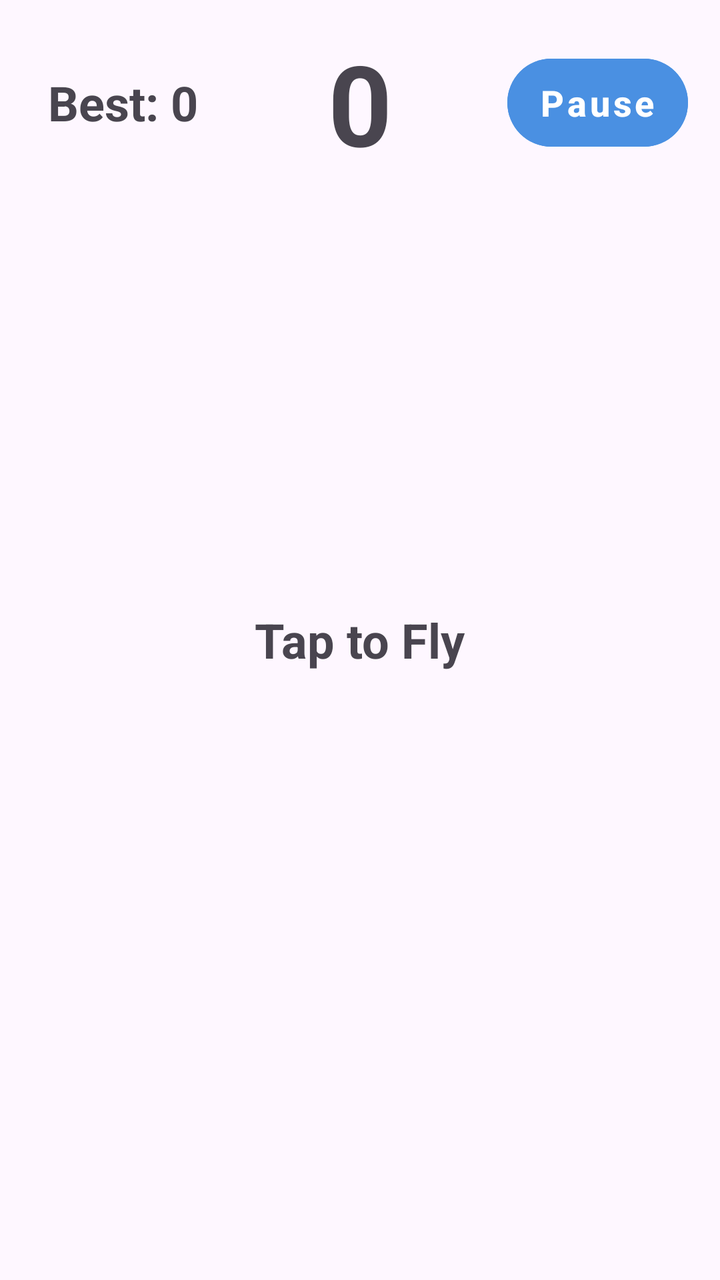
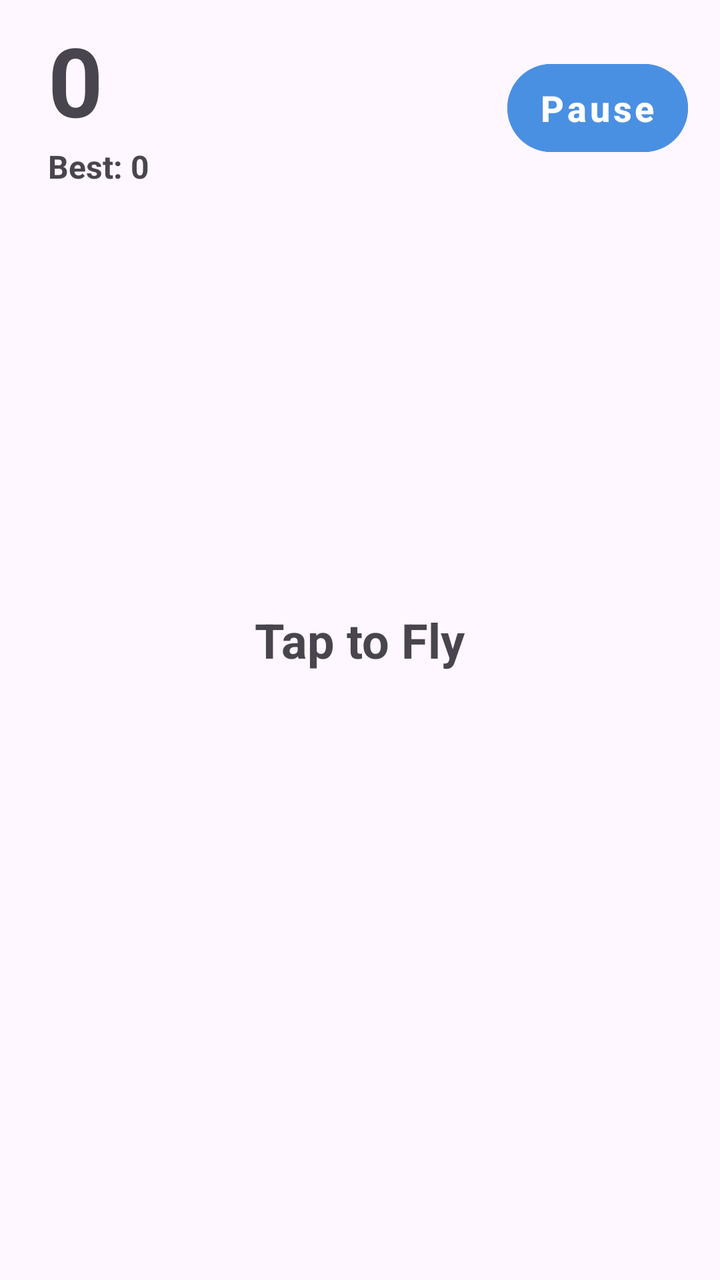

Two renders of the same Android screen: before a commit and after it. Below are the layout's source before the change and the commit's diff.
<!-- AndroidManifest.xml: activity theme Theme.OwnPhotoONWall -->
<!-- res/layout/activity_flappy_bird.xml -->
<?xml version="1.0" encoding="utf-8"?>
<RelativeLayout xmlns:android="http://schemas.android.com/apk/res/android"
    xmlns:app="http://schemas.android.com/apk/res-auto"
    android:id="@+id/flappyRoot"
    android:layout_width="match_parent"
    android:layout_height="match_parent"
    android:fitsSystemWindows="true">

    
    <FrameLayout
        android:id="@+id/gameContainer"
        android:layout_width="match_parent"
        android:layout_height="match_parent" />

    
    <RelativeLayout
        android:id="@+id/topHud"
        android:layout_width="match_parent"
        android:layout_height="wrap_content"
        android:layout_alignParentTop="true"
        android:paddingStart="24dp"
        android:paddingEnd="16dp"
        android:paddingTop="16dp"
        android:paddingBottom="12dp"
        android:elevation="4dp">

        <TextView
            android:id="@+id/tvHighScore"
            android:layout_width="wrap_content"
            android:layout_height="wrap_content"
            android:layout_alignParentStart="true"
            android:layout_centerVertical="true"
            android:text="Best: 0"
            android:textSize="24sp"
            android:textStyle="bold" />

        <TextView
            android:id="@+id/tvCurrentScore"
            android:layout_width="wrap_content"
            android:layout_height="wrap_content"
            android:layout_centerInParent="true"
            android:text="0"
            android:textSize="56sp"
            android:textStyle="bold" />

        <Button
            android:id="@+id/btnPause"
            style="@style/ModernButtonStyle"
            android:layout_width="wrap_content"
            android:layout_height="56dp"
            android:layout_alignParentEnd="true"
            android:layout_centerVertical="true"
            android:paddingHorizontal="24dp"
            android:backgroundTint="#4A90E2"
            android:textColor="#FFFFFF"
            android:textSize="18sp"
            android:textStyle="bold"
            android:text="Pause" />
    </RelativeLayout>

    
    <RelativeLayout
        android:id="@+id/pauseOverlay"
        android:layout_width="match_parent"
        android:layout_height="match_parent"
        android:background="#99000000"
        android:visibility="gone"
        android:elevation="10dp"
        android:clipToPadding="false"
        android:clipChildren="false">

        
        <LinearLayout
            android:id="@+id/pauseCard"
            android:layout_width="match_parent"
            android:layout_height="wrap_content"
            android:layout_marginHorizontal="28dp"
            android:layout_centerInParent="true"
            android:orientation="vertical"
            android:paddingTop="32dp"
            android:paddingBottom="44dp"
            android:paddingHorizontal="24dp"
            android:gravity="center"
            android:clipToPadding="false">

            <TextView
                android:id="@+id/tvPauseTitle"
                android:layout_width="wrap_content"
                android:layout_height="wrap_content"
                android:text="PAUSED"
                android:textSize="26sp"
                android:textStyle="bold"
                android:gravity="center"
                android:layout_marginBottom="24dp" />

            <Button
                android:id="@+id/btnResume"
                style="@style/ModernButtonStyle"
                android:layout_width="match_parent"
                android:layout_height="56dp"
                android:textSize="16sp"
                android:backgroundTint="#34C759"
                android:textColor="#FFFFFF"
                android:text="Resume Game" />

            <Button
                android:id="@+id/btnQuitFromPause"
                style="@style/ModernButtonStyle"
                android:layout_width="match_parent"
                android:layout_height="56dp"
                android:textSize="16sp"
                android:backgroundTint="#FF3B30"
                android:textColor="#FFFFFF"
                android:layout_marginTop="12dp"
                android:text="Quit to Menu" />
        </LinearLayout>
    </RelativeLayout>

    
    <RelativeLayout
        android:id="@+id/gameOverOverlay"
        android:layout_width="match_parent"
        android:layout_height="match_parent"
        android:background="#99000000"
        android:visibility="gone"
        android:elevation="10dp"
        android:clipToPadding="false"
        android:clipChildren="false">

        
        <LinearLayout
            android:id="@+id/gameOverCard"
            android:layout_width="match_parent"
            android:layout_height="wrap_content"
            android:layout_marginHorizontal="28dp"
            android:layout_centerInParent="true"
            android:orientation="vertical"
            android:paddingTop="32dp"
            android:paddingBottom="44dp"
            android:paddingHorizontal="24dp"
            android:gravity="center"
            android:clipToPadding="false">

            <TextView
                android:id="@+id/tvGameOverTitle"
                android:layout_width="match_parent"
                android:layout_height="wrap_content"
                android:text="GAME OVER"
                android:textStyle="bold"
                android:textSize="32sp"
                android:gravity="center"
                android:layout_marginBottom="8dp" />

            
            <TextView
                android:id="@+id/tvNewHighScoreBanner"
                android:layout_width="wrap_content"
                android:layout_height="wrap_content"
                android:text="🏆 NEW HIGH SCORE! 🏆"
                android:textColor="#FFD700"
                android:textSize="18sp"
                android:textStyle="bold"
                android:gravity="center"
                android:visibility="gone"
                android:layout_marginBottom="16dp" />

            <TextView
                android:id="@+id/tvFinalScore"
                android:layout_width="wrap_content"
                android:layout_height="wrap_content"
                android:text="Score: 0"
                android:textSize="22sp"
                android:layout_marginBottom="24dp" />

            <Button
                android:id="@+id/btnRestart"
                style="@style/ModernButtonStyle"
                android:layout_width="match_parent"
                android:layout_height="56dp"
                android:textSize="16sp"
                android:backgroundTint="#4A90E2"
                android:textColor="#FFFFFF"
                android:text="Play Again" />

            <Button
                android:id="@+id/btnQuit"
                style="@style/ModernButtonStyle"
                android:layout_width="match_parent"
                android:layout_height="56dp"
                android:textSize="16sp"
                android:layout_marginTop="12dp"
                android:text="Quit" />
        </LinearLayout>
    </RelativeLayout>

    
    <TextView
        android:id="@+id/tvTapToStart"
        android:layout_width="wrap_content"
        android:layout_height="wrap_content"
        android:layout_centerInParent="true"
        android:text="Tap to Fly"
        android:textSize="24sp"
        android:textStyle="bold"
        android:elevation="2dp" />

</RelativeLayout>
<!-- resources referenced by this layout -->
<resources>
  <style name="ModernButtonStyle" parent="Widget.MaterialComponents.Button.TextButton">
          <item name="android:layout_width">match_parent</item>
          <item name="android:layout_height">45dp</item>
          
          <item name="android:paddingStart">16dp</item>
          <item name="android:paddingEnd">16dp</item>
          <item name="android:textSize">12sp</item>
          <item name="android:textStyle">bold</item>
          <item name="android:textAllCaps">false</item>
          <item name="android:layout_marginBottom">12dp</item>
          <item name="cornerFamily">rounded</item>
          <item name="cornerRadius">24dp</item>
          <item name="android:textColor">?android:attr/textColorPrimary</item>
          <item name="backgroundTint">?android:attr/colorAccent</item>
      </style>
  <style name="Theme.OwnPhotoONWall" parent="Base.Theme.OwnPhotoONWall" />
  <style name="Base.Theme.OwnPhotoONWall" parent="Theme.Material3.DayNight.NoActionBar">
          <item name="android:windowActivityTransitions">true</item>
          <item name="android:windowContentTransitions">true</item>
      </style>
</resources>

<!-- the commit's change to res/layout/activity_flappy_bird.xml (unified diff, before → after) -->
@@ -24,24 +24,32 @@
         android:paddingBottom="12dp"
         android:elevation="4dp">
 
-        <TextView
-            android:id="@+id/tvHighScore"
+        
+        <LinearLayout
             android:layout_width="wrap_content"
             android:layout_height="wrap_content"
+            android:orientation="vertical"
             android:layout_alignParentStart="true"
-            android:layout_centerVertical="true"
-            android:text="Best: 0"
-            android:textSize="24sp"
-            android:textStyle="bold" />
-
-        <TextView
-            android:id="@+id/tvCurrentScore"
-            android:layout_width="wrap_content"
-            android:layout_height="wrap_content"
-            android:layout_centerInParent="true"
-            android:text="0"
-            android:textSize="56sp"
-            android:textStyle="bold" />
+            android:layout_centerVertical="true">
+
+            <TextView
+                android:id="@+id/tvCurrentScore"
+                android:layout_width="wrap_content"
+                android:layout_height="wrap_content"
+                android:text="0"
+                android:textSize="48sp"
+                android:textStyle="bold"
+                android:includeFontPadding="false" />
+
+            <TextView
+                android:id="@+id/tvHighScore"
+                android:layout_width="wrap_content"
+                android:layout_height="wrap_content"
+                android:text="Best: 0"
+                android:textSize="16sp"
+                android:textStyle="bold"
+                android:layout_marginTop="2dp" />
+        </LinearLayout>
 
         <Button
             android:id="@+id/btnPause"
@@ -69,51 +77,69 @@
         android:clipToPadding="false"
         android:clipChildren="false">
 
-        
-        <LinearLayout
-            android:id="@+id/pauseCard"
+        <ScrollView
             android:layout_width="match_parent"
             android:layout_height="wrap_content"
+            android:layout_centerInParent="true"
             android:layout_marginHorizontal="28dp"
-            android:layout_centerInParent="true"
-            android:orientation="vertical"
-            android:paddingTop="32dp"
-            android:paddingBottom="44dp"
-            android:paddingHorizontal="24dp"
-            android:gravity="center"
+            android:scrollbars="none"
             android:clipToPadding="false">
 
-            <TextView
-                android:id="@+id/tvPauseTitle"
-                android:layout_width="wrap_content"
-                android:layout_height="wrap_content"
-                android:text="PAUSED"
-                android:textSize="26sp"
-                android:textStyle="bold"
+            <LinearLayout
+                android:id="@+id/pauseCard"
+                android:layout_width="match_parent"
+                android:layout_height="wrap_content"
+                android:orientation="vertical"
+                android:paddingTop="32dp"
+                android:paddingBottom="44dp"
+                android:paddingHorizontal="24dp"
                 android:gravity="center"
-                android:layout_marginBottom="24dp" />
-
-            <Button
-                android:id="@+id/btnResume"
-                style="@style/ModernButtonStyle"
-                android:layout_width="match_parent"
-                android:layout_height="56dp"
-                android:textSize="16sp"
-                android:backgroundTint="#34C759"
-                android:textColor="#FFFFFF"
-                android:text="Resume Game" />
-
-            <Button
-                android:id="@+id/btnQuitFromPause"
-                style="@style/ModernButtonStyle"
-                android:layout_width="match_parent"
-                android:layout_height="56dp"
-                android:textSize="16sp"
-                android:backgroundTint="#FF3B30"
-                android:textColor="#FFFFFF"
-                android:layout_marginTop="12dp"
-                android:text="Quit to Menu" />
-        </LinearLayout>
+                android:clipToPadding="false">
+
+                <TextView
+                    android:id="@+id/tvPauseTitle"
+                    android:layout_width="wrap_content"
+                    android:layout_height="wrap_content"
+                    android:text="PAUSED"
+                    android:textSize="26sp"
+                    android:textStyle="bold"
+                    android:gravity="center"
+                    android:layout_marginBottom="24dp" />
+
+                <Button
+                    android:id="@+id/btnResume"
+                    style="@style/ModernButtonStyle"
+                    android:layout_width="match_parent"
+                    android:layout_height="56dp"
+                    android:textSize="16sp"
+                    android:backgroundTint="#34C759"
+                    android:textColor="#FFFFFF"
+                    android:text="Resume Game" />
+
+                
+                <Button
+                    android:id="@+id/btnToggleVibration"
+                    style="@style/ModernButtonStyle"
+                    android:layout_width="match_parent"
+                    android:layout_height="56dp"
+                    android:textSize="16sp"
+                    android:backgroundTint="#8E8E93"
+                    android:textColor="#FFFFFF"
+                    android:layout_marginTop="12dp"
+                    android:text="Vibration: ON" />
+
+                <Button
+                    android:id="@+id/btnQuitFromPause"
+                    style="@style/ModernButtonStyle"
+                    android:layout_width="match_parent"
+                    android:layout_height="56dp"
+                    android:textSize="16sp"
+                    android:backgroundTint="#FF3B30"
+                    android:textColor="#FFFFFF"
+                    android:layout_marginTop="12dp"
+                    android:text="Quit to Menu" />
+            </LinearLayout>
+        </ScrollView>
     </RelativeLayout>
 
     
@@ -127,70 +153,76 @@
         android:clipToPadding="false"
         android:clipChildren="false">
 
-        
-        <LinearLayout
-            android:id="@+id/gameOverCard"
+        <ScrollView
             android:layout_width="match_parent"
             android:layout_height="wrap_content"
+            android:layout_centerInParent="true"
             android:layout_marginHorizontal="28dp"
-            android:layout_centerInParent="true"
-            android:orientation="vertical"
-            android:paddingTop="32dp"
-            android:paddingBottom="44dp"
-            android:paddingHorizontal="24dp"
-            android:gravity="center"
+            android:scrollbars="none"
             android:clipToPadding="false">
 
-            <TextView
-                android:id="@+id/tvGameOverTitle"
+            <LinearLayout
+                android:id="@+id/gameOverCard"
                 android:layout_width="match_parent"
                 android:layout_height="wrap_content"
-                android:text="GAME OVER"
-                android:textStyle="bold"
-                android:textSize="32sp"
+                android:orientation="vertical"
+                android:paddingTop="32dp"
+                android:paddingBottom="44dp"
+                android:paddingHorizontal="24dp"
                 android:gravity="center"
-                android:layout_marginBottom="8dp" />
-
-            
-            <TextView
-                android:id="@+id/tvNewHighScoreBanner"
-                android:layout_width="wrap_content"
-                android:layout_height="wrap_content"
-                android:text="🏆 NEW HIGH SCORE! 🏆"
-                android:textColor="#FFD700"
-                android:textSize="18sp"
-                android:textStyle="bold"
-                android:gravity="center"
-                android:visibility="gone"
-                android:layout_marginBottom="16dp" />
-
-            <TextView
-                android:id="@+id/tvFinalScore"
-                android:layout_width="wrap_content"
-                android:layout_height="wrap_content"
-                android:text="Score: 0"
-                android:textSize="22sp"
-                android:layout_marginBottom="24dp" />
-
-            <Button
-                android:id="@+id/btnRestart"
-                style="@style/ModernButtonStyle"
-                android:layout_width="match_parent"
-                android:layout_height="56dp"
-                android:textSize="16sp"
-                android:backgroundTint="#4A90E2"
-                android:textColor="#FFFFFF"
-                android:text="Play Again" />
-
-            <Button
-                android:id="@+id/btnQuit"
-                style="@style/ModernButtonStyle"
-                android:layout_width="match_parent"
-                android:layout_height="56dp"
-                android:textSize="16sp"
-                android:layout_marginTop="12dp"
-                android:text="Quit" />
-        </LinearLayout>
+                android:clipToPadding="false">
+
+                <TextView
+                    android:id="@+id/tvGameOverTitle"
+                    android:layout_width="match_parent"
+                    android:layout_height="wrap_content"
+                    android:text="GAME OVER"
+                    android:textStyle="bold"
+                    android:textSize="32sp"
+                    android:gravity="center"
+                    android:layout_marginBottom="8dp" />
+
+                
+                <TextView
+                    android:id="@+id/tvNewHighScoreBanner"
+                    android:layout_width="wrap_content"
+                    android:layout_height="wrap_content"
+                    android:text="🏆 NEW HIGH SCORE! 🏆"
+                    android:textColor="#FFD700"
+                    android:textSize="18sp"
+                    android:textStyle="bold"
+                    android:gravity="center"
+                    android:visibility="gone"
+                    android:layout_marginBottom="16dp" />
+
+                <TextView
+                    android:id="@+id/tvFinalScore"
+                    android:layout_width="wrap_content"
+                    android:layout_height="wrap_content"
+                    android:text="Score: 0"
+                    android:textSize="22sp"
+                    android:layout_marginBottom="24dp" />
+
+                <Button
+                    android:id="@+id/btnRestart"
+                    style="@style/ModernButtonStyle"
+                    android:layout_width="match_parent"
+                    android:layout_height="56dp"
+                    android:textSize="16sp"
+                    android:backgroundTint="#4A90E2"
+                    android:textColor="#FFFFFF"
+                    android:text="Play Again" />
+
+                <Button
+                    android:id="@+id/btnQuit"
+                    style="@style/ModernButtonStyle"
+                    android:layout_width="match_parent"
+                    android:layout_height="56dp"
+                    android:textSize="16sp"
+                    android:layout_marginTop="12dp"
+                    android:text="Quit" />
+            </LinearLayout>
+        </ScrollView>
     </RelativeLayout>
 
     
